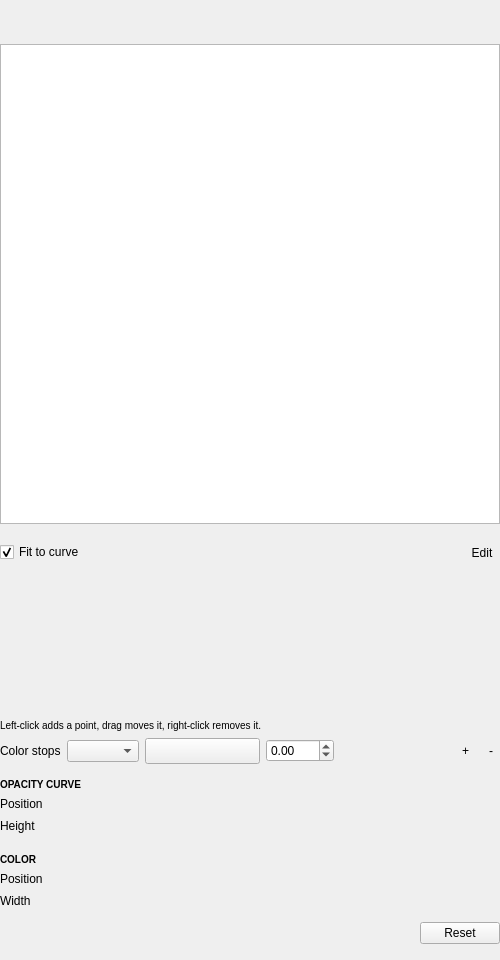
This is Modules/VolumeVisualizationUI/src/QmitkVolumeTransferFunctionEditorControls.ui in MITK/MITK as Qt 5 draws it before an edit. The edited form follows.
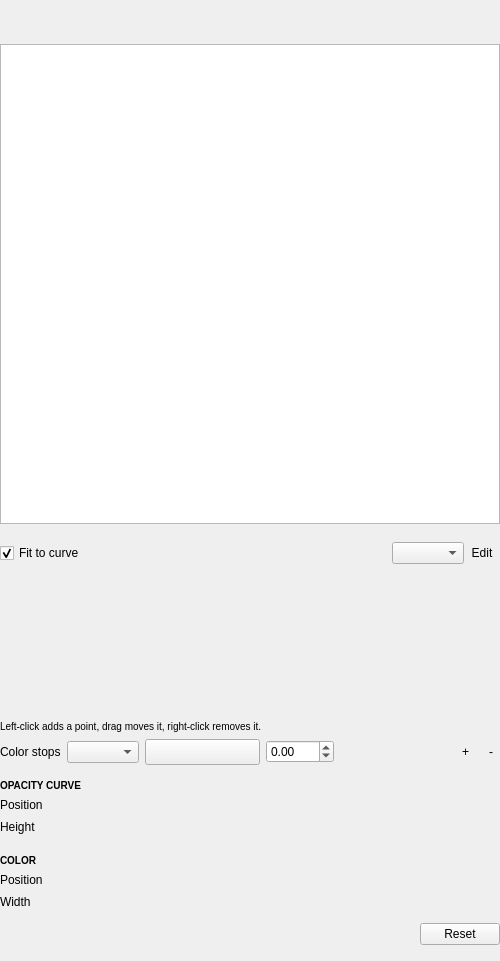
This is the edited form. Custom widgets are drawn as their Qt base class.

Commit message: Choose the blend mode while editing the curve

Patch:
```diff
--- a/Modules/VolumeVisualizationUI/src/QmitkVolumeTransferFunctionEditorControls.ui
+++ b/Modules/VolumeVisualizationUI/src/QmitkVolumeTransferFunctionEditorControls.ui
@@ -146,6 +146,16 @@
           </property>
          </spacer>
         </item>
+        <item>
+         <widget class="QComboBox" name="blendModeComboBox">
+          <property name="toolTip">
+           <string>How the samples along each viewing ray are combined into one pixel. Composite is the only one that builds up a three-dimensional image, and the only one any lighting applies to; the rest flatten each ray to a single value and read as a projection radiograph.</string>
+          </property>
+          <property name="sizeAdjustPolicy">
+           <enum>QComboBox::SizeAdjustPolicy::AdjustToContents</enum>
+          </property>
+         </widget>
+        </item>
         <item>
          <widget class="QToolButton" name="editModeButton">
           <property name="toolTip">
```
The commit also changes 4 other files.
